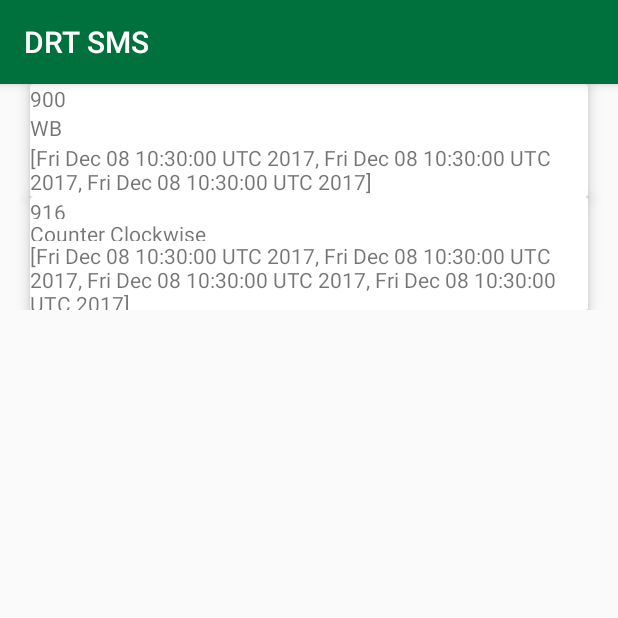
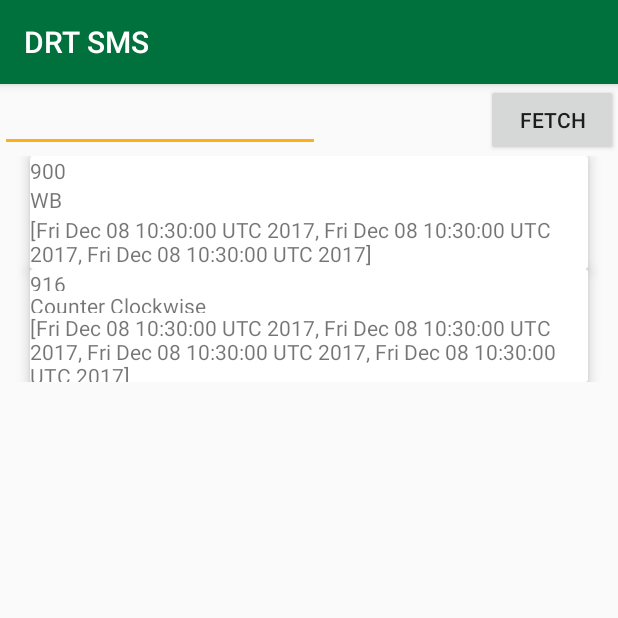
Before and after one commit to tagniam/DRT-Live, an Android app: the screen it shows after launch (MainActivity), on a phone screen of 412 x 824 dp, the top half of it. Run offline under Robolectric (Android 15) with nearby library versions, the phone set to English and light mode, and no system bars; 1 statement that could not run was skipped.

Commit message:
Include stop ID input and submit button

```diff
--- a/app/src/main/java/com/tagniam/drtsms/MainActivity.java
+++ b/app/src/main/java/com/tagniam/drtsms/MainActivity.java
@@ -8,27 +8,33 @@ import android.os.Bundle;
 import android.support.v7.app.AppCompatActivity;
 import android.support.v7.widget.LinearLayoutManager;
 import android.support.v7.widget.RecyclerView;
+import android.view.View;
+import android.widget.Button;
+import android.widget.EditText;
 import android.widget.Toast;
-
 import com.tagniam.drtsms.schedule.adapter.ScheduleAdapter;
 import com.tagniam.drtsms.schedule.data.BusTime;
 import com.tagniam.drtsms.schedule.data.Schedule;
 import com.tagniam.drtsms.schedule.data.SmsBusTime;
 import com.tagniam.drtsms.schedule.fetcher.ScheduleFetcher;
 import com.tagniam.drtsms.schedule.fetcher.SmsScheduleFetcher;
-
 import java.util.ArrayList;
 import java.util.List;
 
 public class MainActivity extends AppCompatActivity {
-  private ScheduleReceiver scheduleReceiver;
   private final String TEST_MSG_1 = "Rt 900 WB: 7:09p| 12:25a| 5:59a";
   private final String TEST_MSG_2 = "Rt 916 Counter Clockwise: 7:16p| 7:44p| 8:12p| 8:42p";
+  private EditText stopIdInput;
+  private Button submit;
+  private ScheduleReceiver scheduleReceiver;
 
   @Override
   protected void onCreate(Bundle savedInstanceState) {
     super.onCreate(savedInstanceState);
     setContentView(R.layout.activity_main);
+
+    stopIdInput = findViewById(R.id.stopIdInput);
+    submit = findViewById(R.id.submit);
 
     // Schedule view setup
     RecyclerView scheduleView = findViewById(R.id.scheduleDisplay);
@@ -62,36 +68,43 @@ public class MainActivity extends AppCompatActivity {
     registerReceiver(scheduleReceiver, intentFilter);
   }
 
-  /*
-  protected void fetchSchedule(View view) {
+  public void fetchSchedule(View view) {
     // Grab stop id
     String stopId = stopIdInput.getText().toString();
     ScheduleFetcher scheduleFetcher = new SmsScheduleFetcher(getApplicationContext());
     scheduleFetcher.fetch(stopId);
-  }*/
+  }
 
   private class ScheduleReceiver extends BroadcastReceiver {
     @Override
     public void onReceive(Context context, Intent intent) {
       switch (intent.getAction()) {
         case ScheduleFetcher.SCHEDULE_FETCH_FAIL_ACTION:
-          Toast.makeText(getApplicationContext(), getString(R.string.progress_schedule_fetch_fail),
-                  Toast.LENGTH_SHORT).show();
+          Toast.makeText(
+              getApplicationContext(),
+              getString(R.string.progress_schedule_fetch_fail),
+              Toast.LENGTH_SHORT)
+              .show();
           unregisterReceiver(scheduleReceiver);
           break;
         case SmsScheduleFetcher.SCHEDULE_FETCH_SMS_SENT:
-          Toast.makeText(getApplicationContext(), getString(R.string.progress_schedule_fetch_sms_sent),
-                  Toast.LENGTH_SHORT).show();
+          Toast.makeText(
+              getApplicationContext(),
+              getString(R.string.progress_schedule_fetch_sms_sent),
+              Toast.LENGTH_SHORT)
+              .show();
           break;
         case SmsScheduleFetcher.SCHEDULE_FETCH_SMS_DELIVERED:
-          Toast.makeText(getApplicationContext(), getString(R.string.progress_schedule_fetch_sms_delivered),
-                  Toast.LENGTH_SHORT).show();
+          Toast.makeText(
+              getApplicationContext(),
+              getString(R.string.progress_schedule_fetch_sms_delivered),
+              Toast.LENGTH_SHORT)
+              .show();
           break;
         case ScheduleFetcher.SCHEDULE_FETCH_SUCCESS_ACTION:
           Schedule schedule =
               (Schedule) intent.getSerializableExtra(ScheduleFetcher.SCHEDULE_FETCH_RESULT);
-          Toast.makeText(getApplicationContext(), schedule.toString(),
-                  Toast.LENGTH_SHORT).show();
+          Toast.makeText(getApplicationContext(), schedule.toString(), Toast.LENGTH_SHORT).show();
           unregisterReceiver(scheduleReceiver);
           break;
         default:
--- a/app/src/main/res/layout/content_main.xml
+++ b/app/src/main/res/layout/content_main.xml
@@ -4,10 +4,26 @@
     android:layout_height="match_parent"
     android:layout_width="match_parent">
 
+    <EditText
+      android:id="@+id/stopIdInput"
+      android:layout_width="wrap_content"
+      android:layout_height="wrap_content"
+      android:ems="10"
+      android:inputType="number"/>
+    <Button
+      android:id="@+id/submit"
+      android:layout_width="wrap_content"
+      android:layout_height="wrap_content"
+      android:layout_alignParentEnd="true"
+      android:layout_alignParentTop="true"
+      android:text="Fetch"
+      android:onClick="fetchSchedule"/>
     <android.support.v7.widget.RecyclerView
-        android:id="@+id/scheduleDisplay"
-        android:layout_height="wrap_content"
-        android:layout_width="match_parent">
+      android:id="@+id/scheduleDisplay"
+      android:layout_width="match_parent"
+      android:layout_height="wrap_content"
+      android:layout_alignParentStart="true"
+      android:layout_below="@+id/submit">
 
     </android.support.v7.widget.RecyclerView>
 </android.widget.RelativeLayout>
```
Lines whose indentation alone changed are shown as unchanged.
